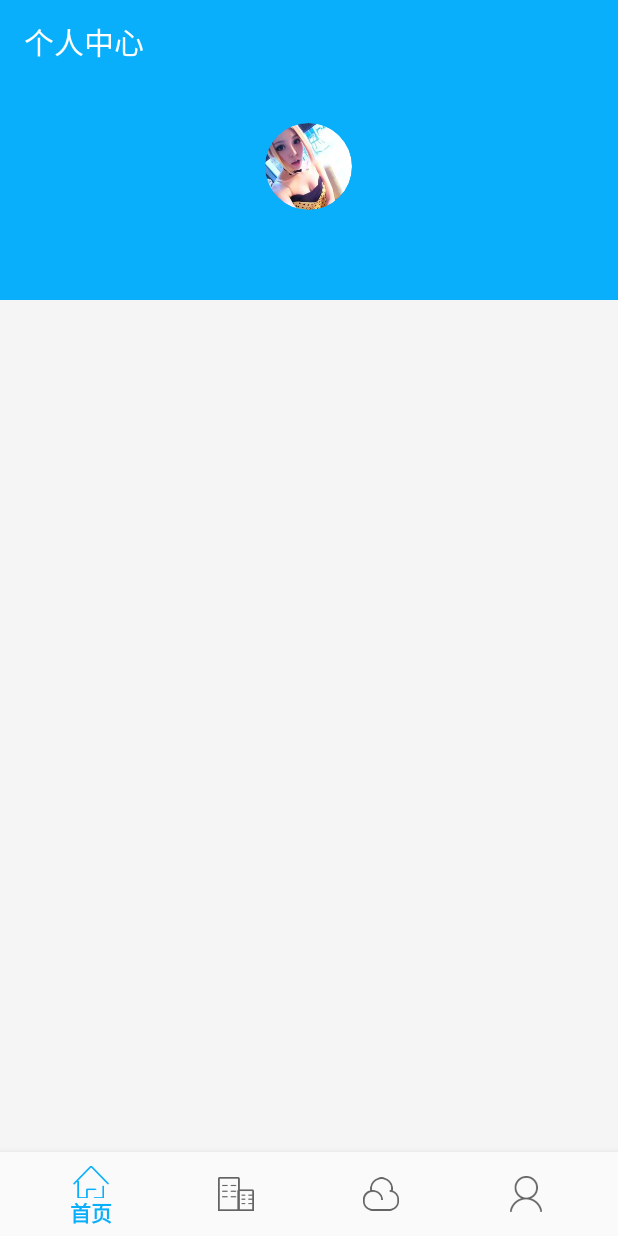
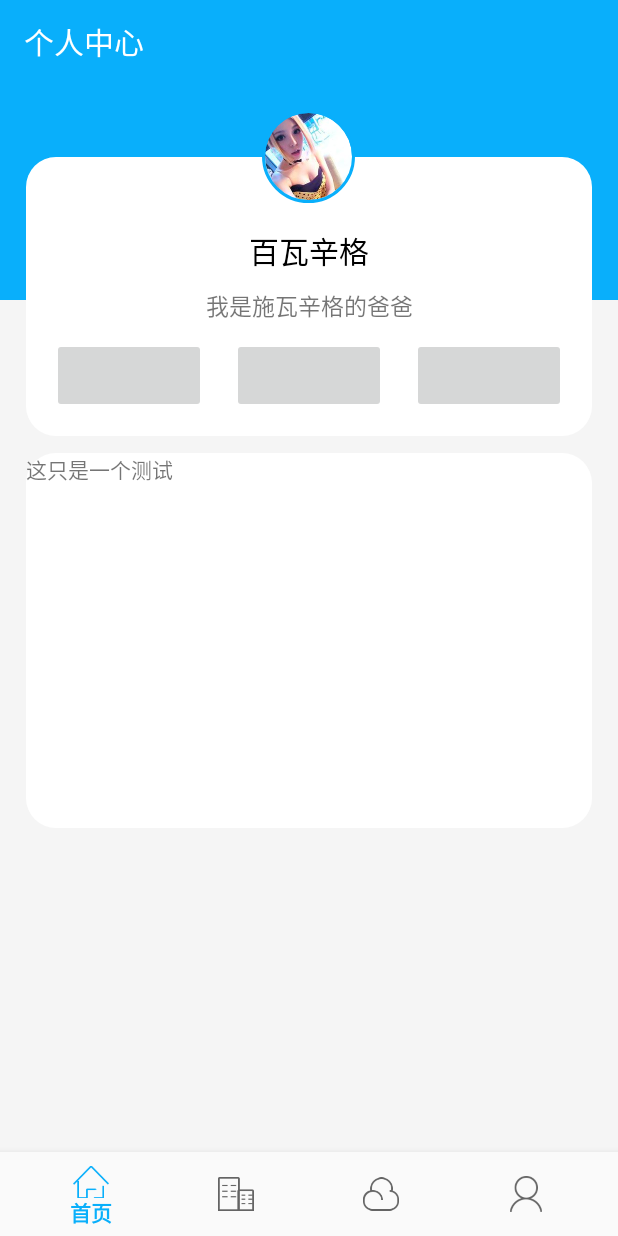
Before and after one commit to maxixi13/yuanqu, an Android app: the fragment Fragmentpersonal placed in its activity, on a phone screen of 412 x 824 dp. Run offline under Robolectric (Android 15) with nearby library versions, the phone set to English and light mode, and no system bars; our stand-ins replace CircleImageView; libraries missing offline, so code that uses them is left out: com.youth.banner; 4 statements that could not run were skipped.

Commit message:
个人页面布局

```diff
--- a/app/src/main/res/drawable/personal_yuanjiaojuxing.xml
+++ b/app/src/main/res/drawable/personal_yuanjiaojuxing.xml
@@ -12,12 +12,12 @@
         android:color="@color/black" />
 
     <padding
-        android:bottom="50dp"
-        android:left="50dp"
-        android:right="50dp"
-        android:top="50dp" />
+        android:bottom="0dp"
+        android:left="0dp"
+        android:right="0dp"
+        android:top="0dp" />
+
     //角的话，里边有参数可以单独设置
-
-    <corners android:radius="10dp" />
+    <corners android:radius="20dp" />
 
 </shape>
--- a/app/src/main/res/layout/dctivity_personal.xml
+++ b/app/src/main/res/layout/dctivity_personal.xml
@@ -11,7 +11,8 @@
         android:layout_height="match_parent"
         android:background="@color/f5f5f5"
         tools:layout_editor_absoluteX="0dp"
-        tools:layout_editor_absoluteY="0dp">
+        tools:layout_editor_absoluteY="0dp"
+        tools:ignore="MissingConstraints">
 
         <FrameLayout
             android:layout_width="match_parent"
@@ -20,10 +21,66 @@
 
 
         <RelativeLayout
+            android:id="@+id/personal_touxiangnicheng"
             android:layout_width="match_parent"
             android:layout_height="wrap_content"
-            android:layout_marginTop="80dp"
+            android:layout_marginTop="73dp"
             android:orientation="vertical">
+
+            <LinearLayout
+                android:layout_width="match_parent"
+                android:layout_height="186dp"
+                android:layout_marginTop="31dp"
+                android:layout_marginLeft="17dp"
+                android:layout_marginRight="17dp"
+                android:background="@drawable/personal_yuanjiaojuxing"
+                android:orientation="vertical">
+
+                <TextView
+                    android:layout_width="match_parent"
+                    android:layout_height="wrap_content"
+                    android:gravity="center_horizontal"
+                    android:text="百瓦辛格"
+                    android:textSize="20sp"
+                    android:textColor="@color/black"
+                    android:layout_marginTop="47dp"/>
+
+                <TextView
+                    android:layout_width="match_parent"
+                    android:layout_height="wrap_content"
+                    android:gravity="center_horizontal"
+                    android:text="我是施瓦辛格的爸爸"
+                    android:textSize="15sp"
+                    android:layout_marginTop="10dp"/>
+
+                <LinearLayout
+                    android:layout_width="match_parent"
+                    android:layout_height="wrap_content"
+                    android:orientation="horizontal"
+                    android:layout_marginTop="10dp">
+
+                    <ImageButton
+                        android:layout_width="0dp"
+                        android:layout_height="50dp"
+                        android:layout_weight="1"
+                        android:layout_marginLeft="17dp"/>
+
+                    <ImageButton
+                        android:layout_width="0dp"
+                        android:layout_height="50dp"
+                        android:layout_weight="1"
+                        android:layout_marginLeft="17dp"/>
+
+                    <ImageButton
+                        android:layout_width="0dp"
+                        android:layout_height="50dp"
+                        android:layout_weight="1"
+                        android:layout_marginLeft="17dp"
+                        android:layout_marginRight="17dp"/>
+
+                </LinearLayout>
+
+            </LinearLayout>
 
             <de.hdodenhof.circleimageview.CircleImageView
                 android:layout_width="62dp"
@@ -34,14 +91,24 @@
                 app:civ_border_color="@color/top_blue"
                 app:civ_border_width="2dp" />
 
-            <LinearLayout
-                android:layout_width="match_parent"
-                android:layout_height="186dp">
-
-            </LinearLayout>
-
 
         </RelativeLayout>
+
+        <LinearLayout
+            android:layout_width="match_parent"
+            android:layout_height="250dp"
+            android:layout_below="@id/personal_touxiangnicheng"
+            android:layout_marginTop="11dp"
+            android:layout_marginLeft="17dp"
+            android:layout_marginRight="17dp"
+            android:background="@drawable/personal_yuanjiaojuxing"
+            android:orientation="vertical">
+
+            <TextView
+                android:layout_width="match_parent"
+                android:layout_height="match_parent"
+                android:text="这只是一个测试" />
+        </LinearLayout>
 
     </RelativeLayout>
 
```
